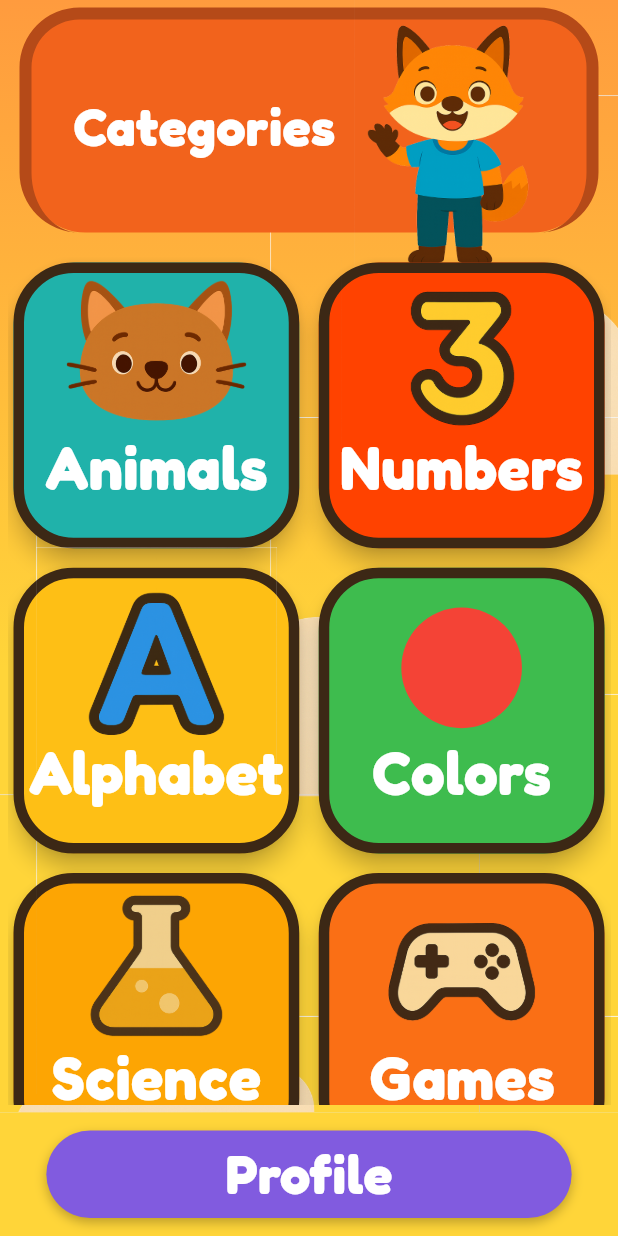
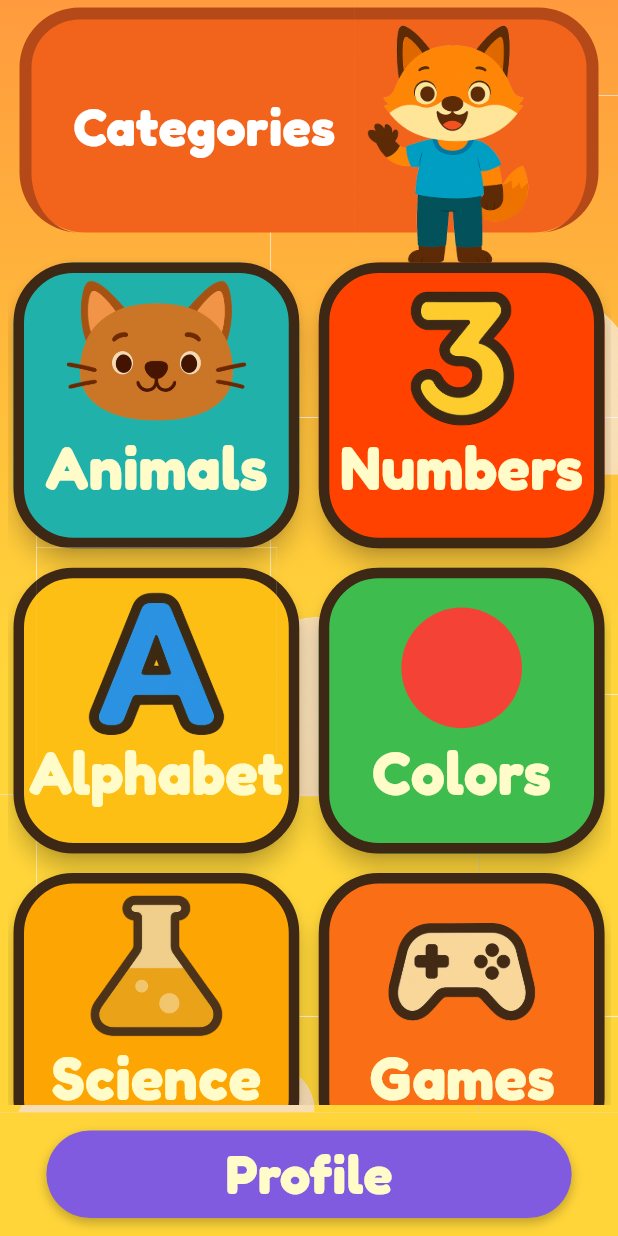
Before and after one commit to argadenil/zinzy, a Flutter app: the screen it shows after launch, on a phone screen of 412 x 824 dp. Run offline on Flutter 3.47's test engine with Material 3 defaults, Android fonts, the phone set to English and light mode, and no system bars; our stand-ins replace google_fonts.

Commit message:
updated text color

```diff
--- a/lib/screens/home.dart
+++ b/lib/screens/home.dart
@@ -271,7 +271,7 @@ class _HomeScreenState extends State<HomeScreen> {
               style: TextStyle(
                 fontSize: fontSize,
                 fontWeight: FontWeight.bold,
-                color: Colors.white,
+                color: Color(0xfffffcc9),
               ),
             ),
           ],
@@ -304,7 +304,7 @@ class _HomeScreenState extends State<HomeScreen> {
             style: TextStyle(
               fontSize: 36,
               fontWeight: FontWeight.bold,
-              color: Colors.white,
+              color: Color(0xfffffcc9),
               height: 1.0, // Keeps vertical centering crisp
             ),
           ),
```
